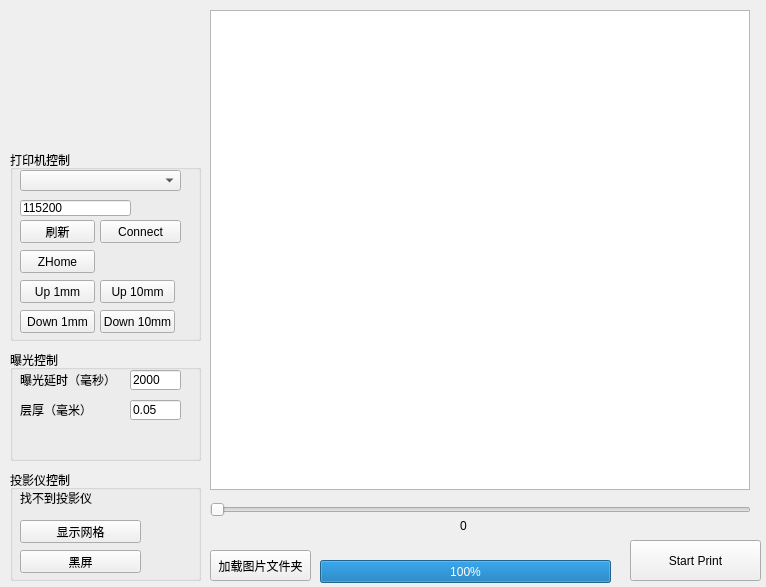
This is DIGui.ui in KittenBot/DLPPrinter as Qt 5 draws it before an edit. The edited form follows.
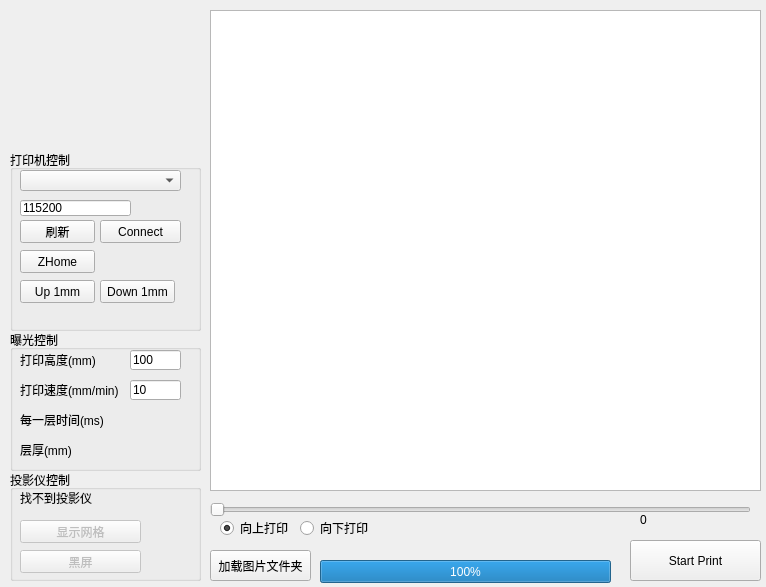
This is the edited form. Icons and pictures are not drawn.

```diff
--- a/DIGui.ui
+++ b/DIGui.ui
@@ -39,6 +39,9 @@
     <string>投影仪控制</string>
    </property>
    <widget class="QPushButton" name="btnShowBlank">
+    <property name="enabled">
+     <bool>false</bool>
+    </property>
     <property name="geometry">
      <rect>
       <x>10</x>
@@ -52,6 +55,9 @@
     </property>
    </widget>
    <widget class="QPushButton" name="btnShowCalibration">
+    <property name="enabled">
+     <bool>false</bool>
+    </property>
     <property name="geometry">
      <rect>
       <x>10</x>
@@ -82,9 +88,9 @@
    <property name="geometry">
     <rect>
      <x>10</x>
-     <y>350</y>
+     <y>330</y>
      <width>191</width>
-     <height>111</height>
+     <height>141</height>
     </rect>
    </property>
    <property name="title">
@@ -100,7 +106,7 @@
      </rect>
     </property>
     <property name="text">
-     <string>曝光延时（毫秒）</string>
+     <string>打印高度(mm)</string>
     </property>
    </widget>
    <widget class="QLineEdit" name="lineExpTime">
@@ -113,7 +119,7 @@
      </rect>
     </property>
     <property name="text">
-     <string>2000</string>
+     <string>100</string>
     </property>
    </widget>
    <widget class="QLabel" name="label_3">
@@ -126,7 +132,7 @@
      </rect>
     </property>
     <property name="text">
-     <string>层厚（毫米）</string>
+     <string>打印速度(mm/min)</string>
     </property>
    </widget>
    <widget class="QLineEdit" name="lineLayerHeight">
@@ -139,7 +145,59 @@
      </rect>
     </property>
     <property name="text">
-     <string>0.05</string>
+     <string>10</string>
+    </property>
+   </widget>
+   <widget class="QLabel" name="label_4">
+    <property name="geometry">
+     <rect>
+      <x>10</x>
+      <y>80</y>
+      <width>91</width>
+      <height>20</height>
+     </rect>
+    </property>
+    <property name="text">
+     <string>每一层时间(ms)</string>
+    </property>
+   </widget>
+   <widget class="QLabel" name="labelExpTime">
+    <property name="geometry">
+     <rect>
+      <x>120</x>
+      <y>80</y>
+      <width>51</width>
+      <height>20</height>
+     </rect>
+    </property>
+    <property name="text">
+     <string/>
+    </property>
+   </widget>
+   <widget class="QLabel" name="label_5">
+    <property name="geometry">
+     <rect>
+      <x>10</x>
+      <y>110</y>
+      <width>81</width>
+      <height>20</height>
+     </rect>
+    </property>
+    <property name="text">
+     <string>层厚(mm)</string>
+    </property>
+   </widget>
+   <widget class="QLabel" name="labelLayerHeight">
+    <property name="geometry">
+     <rect>
+      <x>120</x>
+      <y>110</y>
+      <width>51</width>
+      <height>20</height>
+     </rect>
+    </property>
+    <property name="text">
+     <string/>
     </property>
    </widget>
   </widget>
@@ -162,7 +220,7 @@
      <x>10</x>
      <y>150</y>
      <width>191</width>
-     <height>191</height>
+     <height>181</height>
     </rect>
    </property>
    <property name="title">
@@ -204,32 +262,6 @@
      <string>Connect</string>
     </property>
    </widget>
-   <widget class="QPushButton" name="btnUp1mm">
-    <property name="geometry">
-     <rect>
-      <x>10</x>
-      <y>130</y>
-      <width>75</width>
-      <height>23</height>
-     </rect>
-    </property>
-    <property name="text">
-     <string>Up 1mm</string>
-    </property>
-   </widget>
-   <widget class="QPushButton" name="btnDown1mm">
-    <property name="geometry">
-     <rect>
-      <x>10</x>
-      <y>160</y>
-      <width>75</width>
-      <height>23</height>
-     </rect>
-    </property>
-    <property name="text">
-     <string>Down 1mm</string>
-    </property>
-   </widget>
    <widget class="QPushButton" name="btnHomeZ">
     <property name="geometry">
      <rect>
@@ -243,32 +275,6 @@
      <string>ZHome</string>
     </property>
    </widget>
-   <widget class="QPushButton" name="btnUp10mm">
-    <property name="geometry">
-     <rect>
-      <x>90</x>
-      <y>130</y>
-      <width>75</width>
-      <height>23</height>
-     </rect>
-    </property>
-    <property name="text">
-     <string>Up 10mm</string>
-    </property>
-   </widget>
-   <widget class="QPushButton" name="btnDown10mm">
-    <property name="geometry">
-     <rect>
-      <x>90</x>
-      <y>160</y>
-      <width>75</width>
-      <height>23</height>
-     </rect>
-    </property>
-    <property name="text">
-     <string>Down 10mm</string>
-    </property>
-   </widget>
    <widget class="QLineEdit" name="lineBaud">
     <property name="geometry">
      <rect>
@@ -282,16 +288,48 @@
      <string>115200</string>
     </property>
    </widget>
+   <widget class="QPushButton" name="btnUp1mm">
+    <property name="geometry">
+     <rect>
+      <x>10</x>
+      <y>130</y>
+      <width>75</width>
+      <height>23</height>
+     </rect>
+    </property>
+    <property name="text">
+     <string>Up 1mm</string>
+    </property>
+   </widget>
+   <widget class="QPushButton" name="btnDown1mm">
+    <property name="geometry">
+     <rect>
+      <x>90</x>
+      <y>130</y>
+      <width>75</width>
+      <height>23</height>
+     </rect>
+    </property>
+    <property name="text">
+     <string>Down 1mm</string>
+    </property>
+   </widget>
   </widget>
   <widget class="QGraphicsView" name="graphicsView">
    <property name="geometry">
     <rect>
      <x>210</x>
      <y>10</y>
-     <width>540</width>
-     <height>480</height>
+     <width>551</width>
+     <height>481</height>
     </rect>
    </property>
+   <property name="verticalScrollBarPolicy">
+    <enum>Qt::ScrollBarAlwaysOff</enum>
+   </property>
+   <property name="horizontalScrollBarPolicy">
+    <enum>Qt::ScrollBarAlwaysOff</enum>
+   </property>
   </widget>
   <widget class="QSlider" name="sliderLayer">
    <property name="geometry">
@@ -302,6 +340,9 @@
      <height>19</height>
     </rect>
    </property>
+   <property name="minimum">
+    <number>1</number>
+   </property>
    <property name="orientation">
     <enum>Qt::Horizontal</enum>
    </property>
@@ -338,14 +379,49 @@
   <widget class="QLabel" name="labelLayer">
    <property name="geometry">
     <rect>
-     <x>460</x>
-     <y>520</y>
-     <width>54</width>
-     <height>12</height>
+     <x>543</x>
+     <y>510</y>
+     <width>201</width>
+     <height>20</height>
     </rect>
    </property>
    <property name="text">
     <string>0</string>
+   </property>
+   <property name="alignment">
+    <set>Qt::AlignCenter</set>
+   </property>
+  </widget>
+  <widget class="QRadioButton" name="radioDown">
+   <property name="geometry">
+    <rect>
+     <x>300</x>
+     <y>520</y>
+     <width>89</width>
+     <height>16</height>
+    </rect>
+   </property>
+   <property name="text">
+    <string>向下打印</string>
+   </property>
+   <property name="checked">
+    <bool>false</bool>
+   </property>
+  </widget>
+  <widget class="QRadioButton" name="radioUp">
+   <property name="geometry">
+    <rect>
+     <x>220</x>
+     <y>520</y>
+     <width>89</width>
+     <height>16</height>
+    </rect>
+   </property>
+   <property name="text">
+    <string>向上打印</string>
+   </property>
+   <property name="checked">
+    <bool>true</bool>
    </property>
   </widget>
  </widget>
```
Left out of the diff: 7 changed lines with no effect on the pictures.
